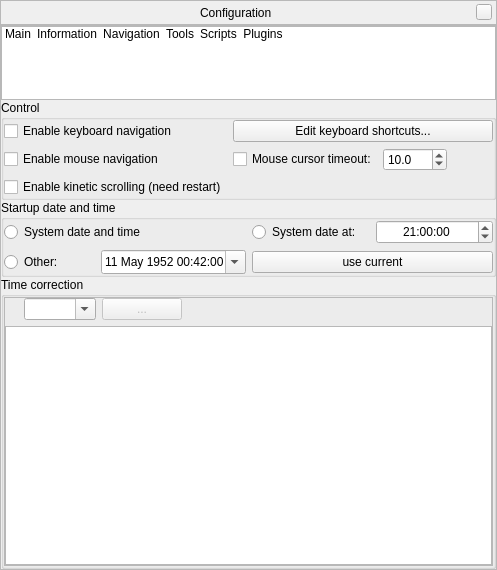
First picture: the form in src/gui/configurationDialog.ui, repository 519984307/stellarium_src, before the edit.
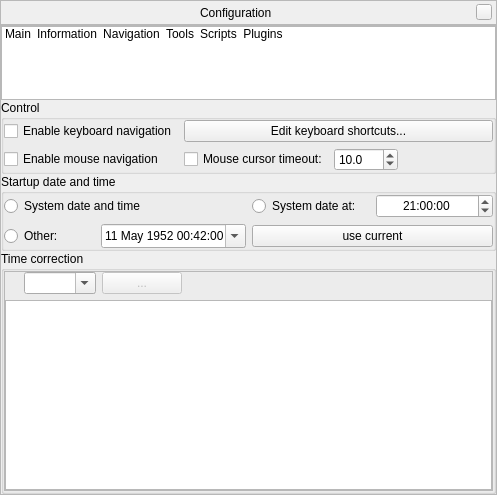
Second picture: the form after the edit. The open tabs and pages were chosen to show the change. Icons and pictures are not drawn. Custom widgets are drawn as their Qt base class.

Commit message: deleted check box for kinetic scrolling

The edit to the form file:
```diff
--- a/src/gui/configurationDialog.ui
+++ b/src/gui/configurationDialog.ui
@@ -7,7 +7,7 @@
     <x>0</x>
     <y>0</y>
     <width>497</width>
-    <height>570</height>
+    <height>495</height>
    </rect>
   </property>
   <layout class="QVBoxLayout">
@@ -764,13 +764,6 @@
                </item>
               </layout>
              </item>
-             <item row="2" column="0">
-              <widget class="QCheckBox" name="enableKineticScrollingCheckBox">
-               <property name="text">
-                <string>Enable kinetic scrolling (need restart)</string>
-               </property>
-              </widget>
-             </item>
             </layout>
            </widget>
           </item>
```
The commit also changes 3 other files.
